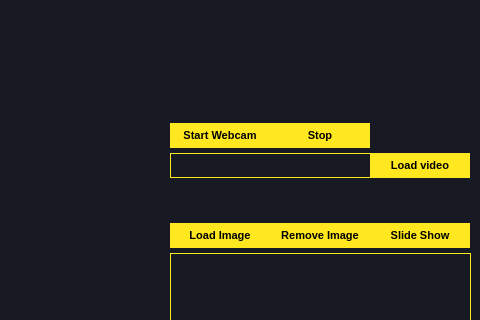
The window that ui/test.ui (MartinRapcan/EyeTracking) describes before a commit, drawn with Qt 5; both pictures show x 620 to 1100 and y 217 to 537 of the 1100 by 693 pixel window.
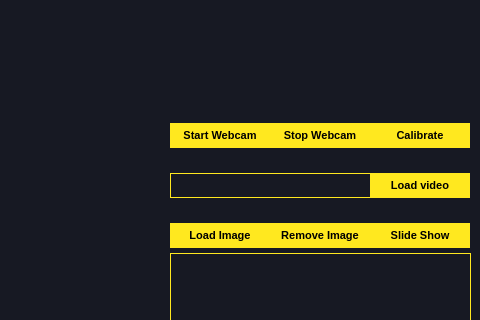
The same window after the commit.

Commit message: feat: added another overlay for calibration and fixed image scaling problem

The edit to the form file:
```diff
--- a/ui/test.ui
+++ b/ui/test.ui
@@ -237,14 +237,14 @@
 }</string>
    </property>
    <property name="text">
-    <string>Stop</string>
+    <string>Stop Webcam</string>
    </property>
   </widget>
   <widget class="QLabel" name="videoPath">
    <property name="geometry">
     <rect>
      <x>790</x>
-     <y>370</y>
+     <y>390</y>
      <width>201</width>
      <height>25</height>
     </rect>
@@ -263,7 +263,7 @@
    <property name="geometry">
     <rect>
      <x>990</x>
-     <y>370</y>
+     <y>390</y>
      <width>100</width>
      <height>25</height>
     </rect>
@@ -291,6 +291,38 @@
     <string>Load video</string>
    </property>
   </widget>
+  <widget class="QPushButton" name="startCalibrationButton">
+   <property name="geometry">
+    <rect>
+     <x>990</x>
+     <y>340</y>
+     <width>100</width>
+     <height>25</height>
+    </rect>
+   </property>
+   <property name="styleSheet">
+    <string notr="true">QPushButton {
+background-color: #FFE81F;
+border: none;
+font-size: 11px;
+color: black;
+font-weight: 600;
+}
+
+QPushButton:hover {
+background-color: #ccba18;
+
+}
+
+QPushButton:pressed {
+background-color: #ccba18;
+
+}</string>
+   </property>
+   <property name="text">
+    <string>Calibrate</string>
+   </property>
+  </widget>
  </widget>
  <resources/>
  <connections/>
```
The commit also changes 4 other files.
